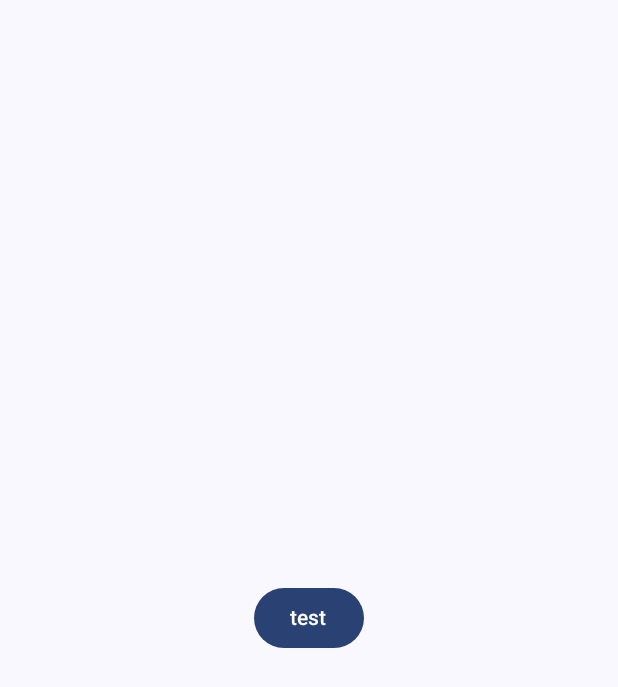
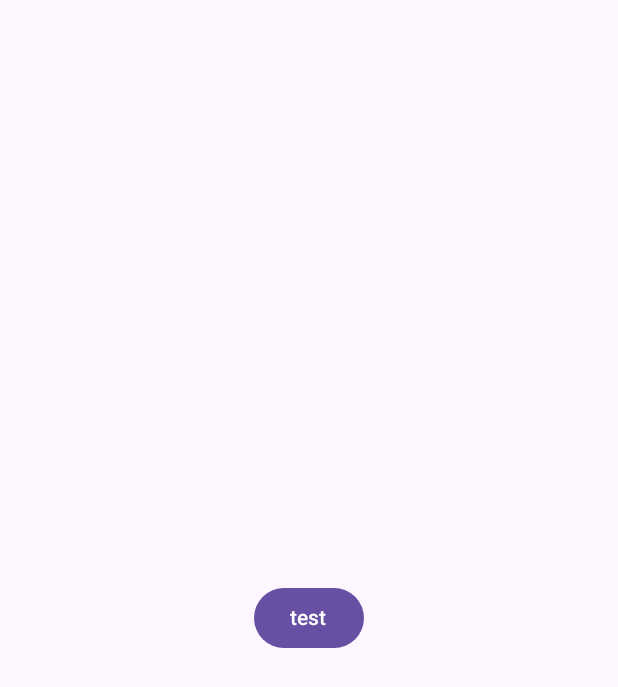
Before and after one commit to R1NC/DynXX, an Android app built with Jetpack Compose: the screen it shows after launch (MainActivity), on a phone screen of 412 x 824 dp. Shown: the top 687 px of the screen. Run offline under Robolectric (Android 15) with nearby library versions, the phone set to English and light mode, and no system bars; 2 statements that could not run were skipped.

Commit message:
Remove unused kotlin code.

```diff
--- a/platforms/Android/app/src/main/java/xyz/rinc/ngenxx/demo/MainActivity.kt
+++ b/platforms/Android/app/src/main/java/xyz/rinc/ngenxx/demo/MainActivity.kt
@@ -21,7 +21,6 @@ import androidx.compose.ui.Modifier
 import androidx.compose.ui.tooling.preview.Preview
 import androidx.core.content.ContextCompat
 import xyz.rinc.ngenxx.NGenXX
-import xyz.rinc.ngenxx.demo.ui.theme.NGenXXTheme
 import kotlinx.coroutines.launch
 import kotlinx.coroutines.runBlocking
 
@@ -47,10 +46,8 @@ class MainActivity : ComponentActivity() {
         }
 
         setContent {
-            NGenXXTheme {
-                Scaffold(modifier = Modifier.fillMaxSize()) {
-                    Greeting()
-                }
+            Scaffold(modifier = Modifier.fillMaxSize()) {
+                Greeting()
             }
         }
     }
@@ -81,7 +78,5 @@ fun Greeting() {
 @Preview(showBackground = true)
 @Composable
 fun GreetingPreview() {
-    NGenXXTheme {
-        Greeting()
-    }
+    Greeting()
 }
--- a/platforms/Android/app/src/main/java/xyz/rinc/ngenxx/demo/NGenXXTest.kt
+++ b/platforms/Android/app/src/main/java/xyz/rinc/ngenxx/demo/NGenXXTest.kt
@@ -44,6 +44,7 @@ class NGenXXTest {
         }
 
         private fun go() {
+            NGenXXHelper.logSetLevel(LogLevel.Debug)
             NGenXXHelper.logPrint(LogLevel.Debug, "deviceType:${NGenXX.deviceType()}")
             NGenXXHelper.logPrint(LogLevel.Debug, "deviceName:${NGenXX.deviceName()}")
             NGenXXHelper.logPrint(LogLevel.Debug, "deviceManufacturer:${NGenXX.deviceManufacturer()}")
--- a/platforms/Android/app/src/main/java/xyz/rinc/ngenxx/demo/ui/theme/Color.kt
+++ /dev/null
@@ -1,11 +0,0 @@
-package xyz.rinc.ngenxx.demo.ui.theme
-
-import androidx.compose.ui.graphics.Color
-
-val Purple80 = Color(0xFFD0BCFF)
-val PurpleGrey80 = Color(0xFFCCC2DC)
-val Pink80 = Color(0xFFEFB8C8)
-
-val Purple40 = Color(0xFF6650a4)
-val PurpleGrey40 = Color(0xFF625b71)
-val Pink40 = Color(0xFF7D5260)
--- a/platforms/Android/app/src/main/java/xyz/rinc/ngenxx/demo/ui/theme/Theme.kt
+++ /dev/null
@@ -1,46 +0,0 @@
-package xyz.rinc.ngenxx.demo.ui.theme
-
-import android.os.Build
-import androidx.compose.foundation.isSystemInDarkTheme
-import androidx.compose.material3.MaterialTheme
-import androidx.compose.material3.darkColorScheme
-import androidx.compose.material3.dynamicDarkColorScheme
-import androidx.compose.material3.dynamicLightColorScheme
-import androidx.compose.material3.lightColorScheme
-import androidx.compose.runtime.Composable
-import androidx.compose.ui.platform.LocalContext
-
-private val DarkColorScheme = darkColorScheme(
-    primary = Purple80,
-    secondary = PurpleGrey80,
-    tertiary = Pink80
-)
-
-private val LightColorScheme = lightColorScheme(
-    primary = Purple40,
-    secondary = PurpleGrey40,
-    tertiary = Pink40
-)
-
-@Composable
-fun NGenXXTheme(
-    darkTheme: Boolean = isSystemInDarkTheme(),
-    dynamicColor: Boolean = true,
-    content: @Composable () -> Unit
-) {
-    val colorScheme = when {
-        dynamicColor && Build.VERSION.SDK_INT >= Build.VERSION_CODES.S -> {
-            val context = LocalContext.current
-            if (darkTheme) dynamicDarkColorScheme(context) else dynamicLightColorScheme(context)
-        }
-
-        darkTheme -> DarkColorScheme
-        else -> LightColorScheme
-    }
-
-    MaterialTheme(
-        colorScheme = colorScheme,
-        typography = Typography,
-        content = content
-    )
-}
--- a/platforms/Android/app/src/main/java/xyz/rinc/ngenxx/demo/ui/theme/Type.kt
+++ /dev/null
@@ -1,17 +0,0 @@
-package xyz.rinc.ngenxx.demo.ui.theme
-
-import androidx.compose.material3.Typography
-import androidx.compose.ui.text.TextStyle
-import androidx.compose.ui.text.font.FontFamily
-import androidx.compose.ui.text.font.FontWeight
-import androidx.compose.ui.unit.sp
-
-val Typography = Typography(
-    bodyLarge = TextStyle(
-        fontFamily = FontFamily.Default,
-        fontWeight = FontWeight.Normal,
-        fontSize = 16.sp,
-        lineHeight = 24.sp,
-        letterSpacing = 0.5.sp
-    )
-)
```
Also changed, not shown: 7 other files.
